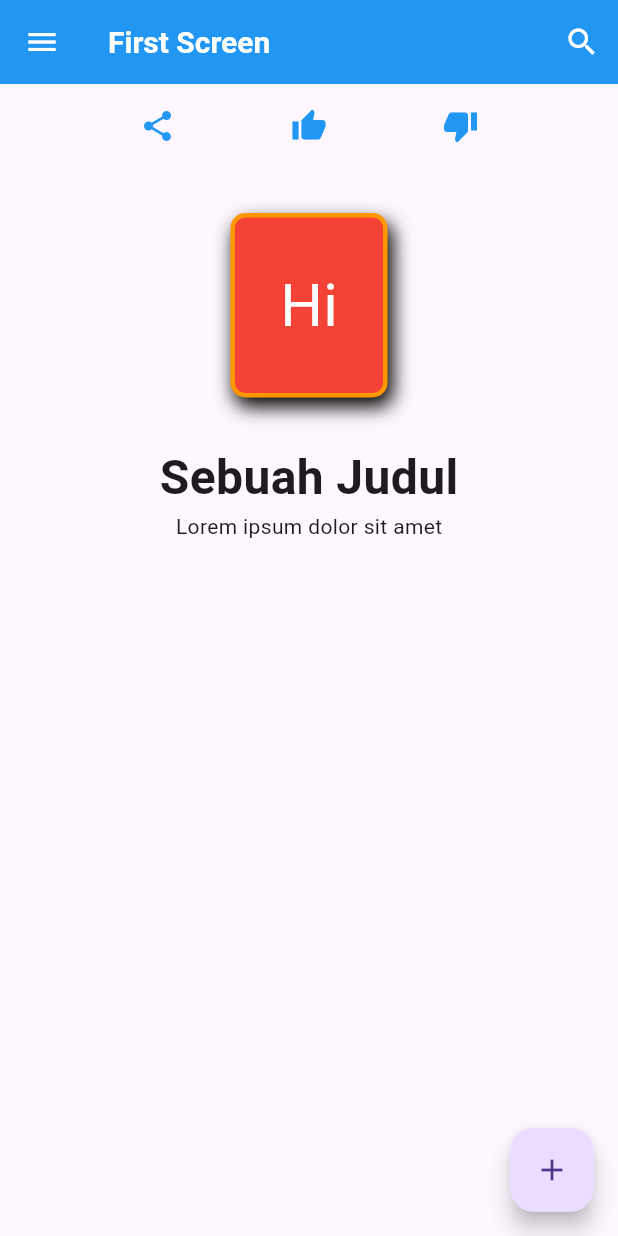
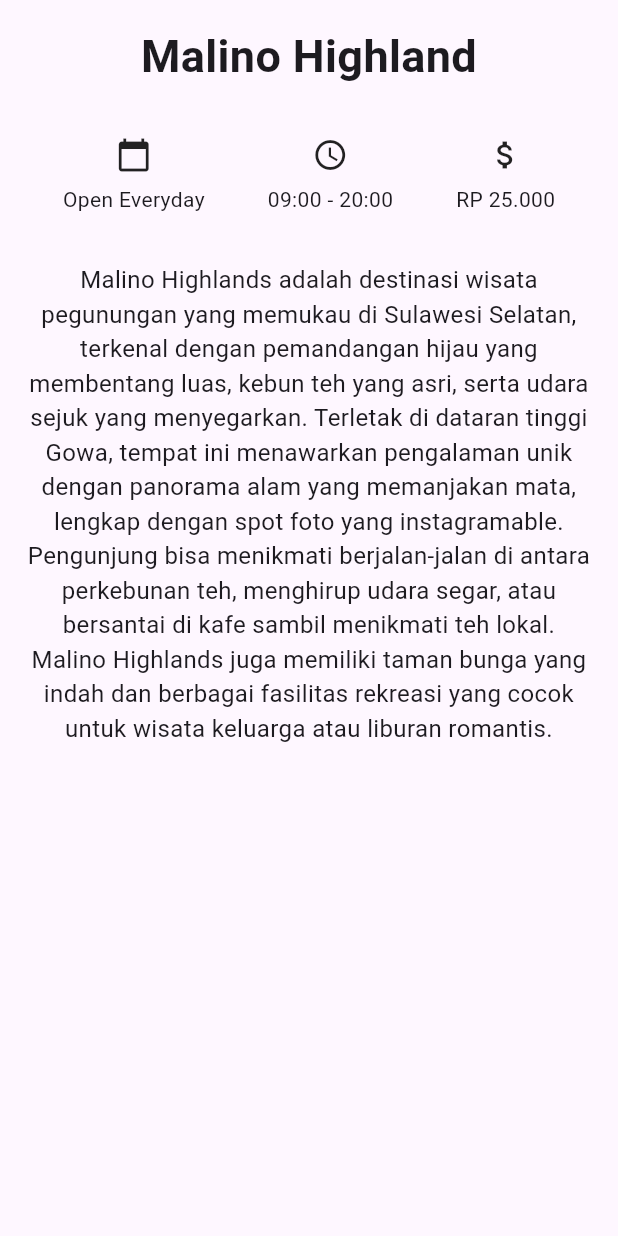
Before and after one commit to AsrulHidayat/flutter_app, a Flutter app: the screen it shows after launch, on a phone screen of 412 x 824 dp. Run offline on Flutter 3.47's test engine with Material 3 defaults, Android fonts, the phone set to English and light mode, and no system bars.

Commit message:
Create : Description Aplikasi Tempat Wisata

```diff
--- a/lib/main.dart
+++ b/lib/main.dart
@@ -8,105 +8,73 @@ class MyApp extends StatelessWidget {
   @override
   Widget build(BuildContext context) {
     return MaterialApp(
-      title: 'Flutter Demo',
-      theme: ThemeData(
-        primarySwatch: Colors.blue,
-        appBarTheme: const AppBarTheme(
-          backgroundColor: Colors.blue,
-        ),
-      ),
-      home: const FirstScreen(), // Panggil FirstScreen di sini
+      title: 'Wisata Bandung',
+      theme: ThemeData(),
+      home: const DetailScreen(),
     );
   }
 }
 
-class FirstScreen extends StatelessWidget {
-  const FirstScreen({Key? key}) : super(key: key);
+class DetailScreen extends StatelessWidget {
+  const DetailScreen({Key? key}) : super(key: key);
 
   @override
   Widget build(BuildContext context) {
     return Scaffold(
-      appBar: AppBar(
-        title: const Text('First Screen'),
-        titleTextStyle: const TextStyle(color: Colors.white, fontSize: 20, fontWeight: FontWeight.bold),
-        actions: <Widget>[
-          IconButton(
-            icon: const Icon(
-              Icons.search,
-              color: Colors.white,
+      body: SafeArea(
+        child: Column(
+        crossAxisAlignment: CrossAxisAlignment.stretch,
+        children: <Widget>[
+         Container(
+           margin: const EdgeInsets.all(16.0),
+           child: Text(
+             'Malino Highland',
+             textAlign: TextAlign.center,
+             style: TextStyle(
+               fontSize: 30.0,
+               fontWeight: FontWeight.bold,
              ),
-            onPressed: () {},
+           )
         ),
-        ],
-        leading: IconButton(
-          icon: const Icon(
-            Icons.menu,
-            color: Colors.white,
-          ),
-          onPressed: () {},
-        ),
-      ),
-      body: Column( // Menggunakan Column untuk menempatkan widget secara vertikal
-        mainAxisAlignment: MainAxisAlignment.start, // Menyusun secara vertikal ke atas
+         Container(
+          margin: EdgeInsets.symmetric(vertical: 16.0),
+           child: Row(
+             mainAxisAlignment: MainAxisAlignment.spaceEvenly,
              children: <Widget>[
-
-          Padding(
-              padding: const EdgeInsets.all(16.0),
-              child: Row( // Row di atas Container
-                mainAxisAlignment: MainAxisAlignment.spaceEvenly, // Menyusun item di dalam Row ke tengah
+               Column(
                    children: const <Widget>[
-                  Icon(Icons.share, color: Colors.blue),
-                  Icon(Icons.thumb_up, color: Colors.blue),
-                  Icon(Icons.thumb_down,color: Colors.blue),
+                   Icon(Icons.calendar_today),
+                   SizedBox(height: 8.0),
+                   Text('Open Everyday'),
                ],
                ),
+               Column(
+                 children: const <Widget>[
+                   Icon(Icons.access_time),
+                   SizedBox(height: 8.0),
+                   Text('09:00 - 20:00'),
+                 ],
                ),
-
-          const SizedBox(height: 20), // Memberikan jarak antara Row dan Container
-
-          // Container yang ada sebelumnya
+               Column(
+                 children: const <Widget>[
+                   Icon(Icons.attach_money_outlined),
+                   SizedBox(height: 8.0),
+                   Text('RP 25.000'),
+                 ],
+               )
+            ],
+           )
+          ),
          Container(
-            decoration: BoxDecoration( // Gunakan BoxDecoration untuk styling
-              color: Colors.red, // Tentukan warna dalam BoxDecoration
-              border: Border.all(color: Colors.orange, width: 3),
-              borderRadius: BorderRadius.circular(10),
-              boxShadow: const [
-                BoxShadow(
-                  color: Colors.black,
-                  offset: Offset(3, 6),
-                  blurRadius: 10,
+           padding: const EdgeInsets.all(16.0),
+           child: const Text(
+             'Malino Highlands adalah destinasi wisata pegunungan yang memukau di Sulawesi Selatan, terkenal dengan pemandangan hijau yang membentang luas, kebun teh yang asri, serta udara sejuk yang menyegarkan. Terletak di dataran tinggi Gowa, tempat ini menawarkan pengalaman unik dengan panorama alam yang memanjakan mata, lengkap dengan spot foto yang instagramable. Pengunjung bisa menikmati berjalan-jalan di antara perkebunan teh, menghirup udara segar, atau bersantai di kafe sambil menikmati teh lokal. Malino Highlands juga memiliki taman bunga yang indah dan berbagai fasilitas rekreasi yang cocok untuk wisata keluarga atau liburan romantis.',
+             textAlign: TextAlign.center,
+             style: TextStyle(fontSize:16.0),
+           ),
          ),
          ],
         ),
-            margin: const EdgeInsets.all(10),
-            padding: const EdgeInsets.all(30),
-            child: const Text(
-              'Hi',
-              style: TextStyle(
-                fontSize: 40,
-                color: Colors.white,
-              ),
-            ),
-          ),
-
-          const SizedBox(height: 20), // Memberikan jarak antara Container dan Row berikutnya
-
-          Column(
-            children: const <Widget>[
-              Text(
-                'Sebuah Judul',
-                style: TextStyle(fontSize: 32, fontWeight: FontWeight.bold),
-              ),
-              Text('Lorem ipsum dolor sit amet'),
-            ],
-          )
-
-        ],
-      ),
-
-      floatingActionButton: FloatingActionButton(
-        child: const Icon(Icons.add),
-        onPressed: () {},
       ),
     );
   }
```
Lines whose indentation alone changed are shown as unchanged.
